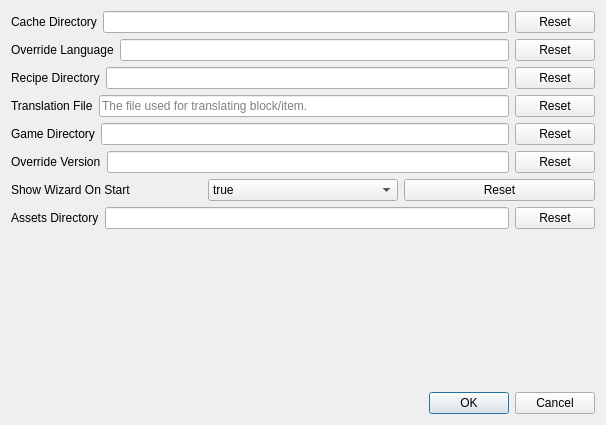
Above: src/qt/configui.ui from DreamHelium/dhlrc before the change. Below: the same form after it.
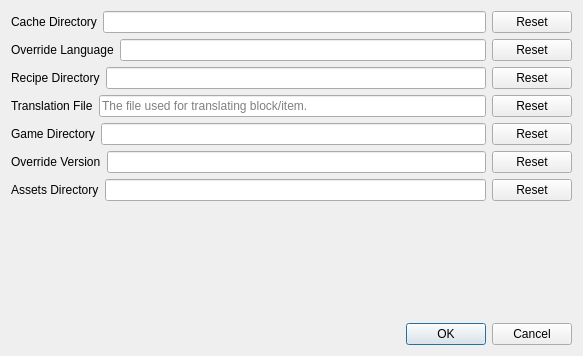
That is the form after the change.

Patch:
```diff
--- a/src/qt/configui.ui
+++ b/src/qt/configui.ui
@@ -6,8 +6,8 @@
    <rect>
     <x>0</x>
     <y>0</y>
-    <width>606</width>
-    <height>425</height>
+    <width>583</width>
+    <height>356</height>
    </rect>
   </property>
   <property name="windowTitle">
@@ -154,38 +154,6 @@
          </item>
         </layout>
        </item>
-       <item>
-        <layout class="QHBoxLayout" name="horizontalLayout_7">
-         <item>
-          <widget class="QLabel" name="label_7">
-           <property name="text">
-            <string>Show Wizard On Start</string>
-           </property>
-          </widget>
-         </item>
-         <item>
-          <widget class="QComboBox" name="comboBox">
-           <item>
-            <property name="text">
-             <string>true</string>
-            </property>
-           </item>
-           <item>
-            <property name="text">
-             <string>false</string>
-            </property>
-           </item>
-          </widget>
-         </item>
-         <item>
-          <widget class="QPushButton" name="resetButton7">
-           <property name="text">
-            <string>Reset</string>
-           </property>
-          </widget>
-         </item>
-        </layout>
-       </item>
        <item>
         <layout class="QHBoxLayout" name="horizontalLayout_11">
          <item>
```
